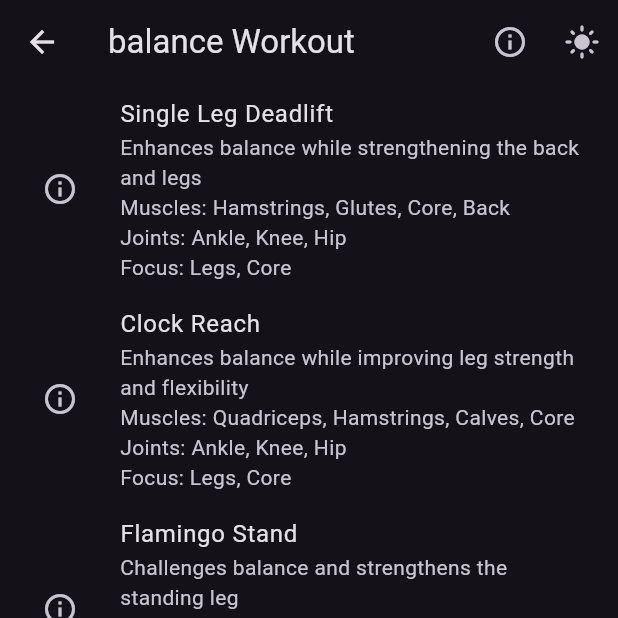
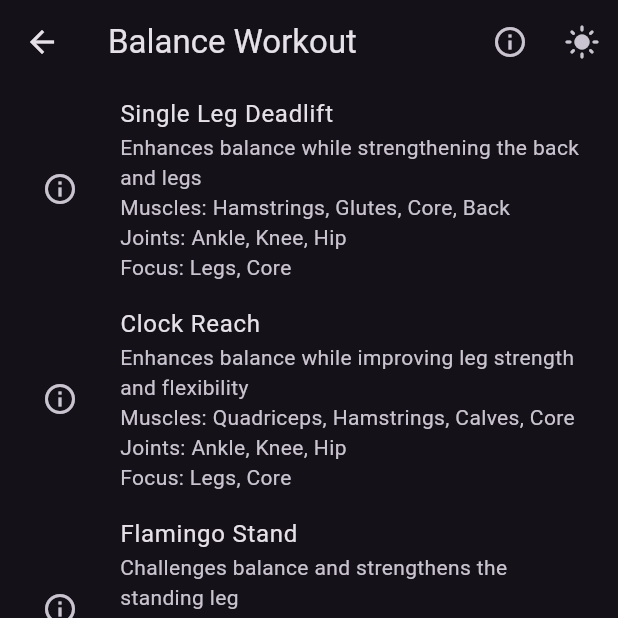
Before and after one commit to FlutterFriends/know_your_workout, a Flutter app: the screen it shows after launch, after a tap on "BALANCE", on a phone screen of 412 x 824 dp, the top half of it. Run offline on Flutter 3.47's test engine with Material 3 defaults, Android fonts, the phone set to English and light mode, and no system bars.

Commit message:
Capitalize workout category

```diff
--- a/random_workout/lib/pages/workout_page.dart
+++ b/random_workout/lib/pages/workout_page.dart
@@ -16,7 +16,7 @@ class WorkoutPage extends StatelessWidget {
     final appState = Provider.of<AppState>(context);
     return Scaffold(
       appBar: AppBar(
-        title: Text('${appState.selectedCategory?.name} Workout'),
+        title: Text('${appState.selectedCategory?.name.capitalize()} Workout'),
         actions: [
           IconButton(
             icon: const Icon(Icons.info_outline),
```
